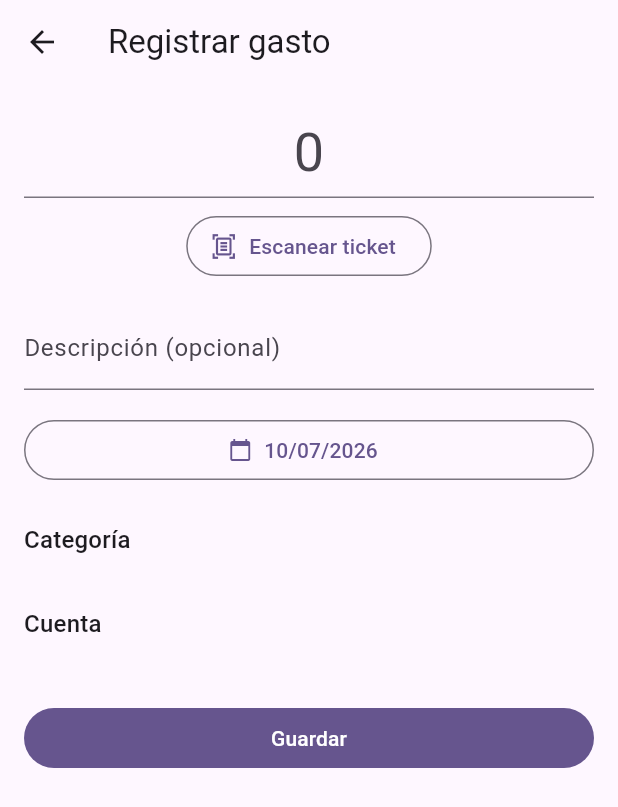
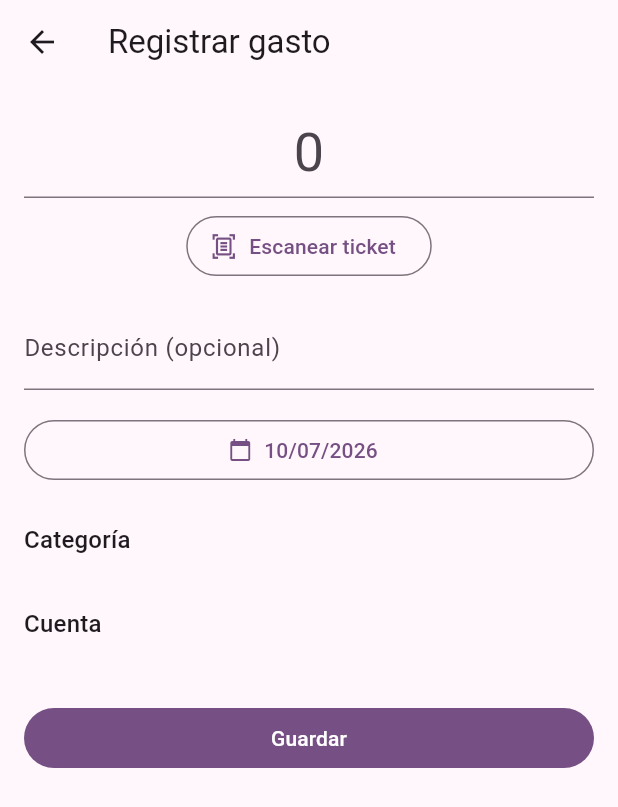
Before and after one commit to ROI2023/roibal, a Flutter app: the DashboardScreen screen opened directly, after a tap on the "close" icon, after a tap on the "add" icon, on a phone screen of 412 x 824 dp. Shown: the top 807 px of the screen. Run offline on Flutter 3.47's test engine with Material 3 defaults, Android fonts, the phone set to English and light mode, and no system bars; our stand-ins replace fl_chart, flutter_dotenv, flutter_riverpod, flutter_svg, go_router, image_picker and 5 more; missing offline and left inert: dart:html, google_mlkit_text_recognition; accounts and stored records are empty; network calls fail; project files that could hold a hidden picture were left out.

Commit message:
feat: update app theme colors, replace logo with SVG, and modify web assets
- Changed the seed color in AppTheme from violet to purpura.
- Replaced the logo image in AppLogoTitle with an SVG version for better scalability.
- Added support for date formatting in Spanish in main.dart.
- Updated pubspec.yaml to include flutter_svg dependency and added SVG logo asset.
- Introduced a new SVG logo file for web usage.
- Updated favicon and icon images in the web directory.
- Modified index.html to use the new SVG logo as the favicon.
- Changed background and theme colors in manifest.json to match the new branding.

```diff
--- a/roibal_app/lib/core/theme/app_theme.dart
+++ b/roibal_app/lib/core/theme/app_theme.dart
@@ -1,12 +1,13 @@
 import 'package:flutter/material.dart';
 
-const _violetSeed = Color(0xFF6A4FA8);
+//--- const _violetSeed = Color(0xFF6A4FA8);
+const _purpuraSeed = Color(0xFF7B1FA2);
 
 class AppTheme {
   static ThemeData get light => ThemeData(
         useMaterial3: true,
         colorScheme: ColorScheme.fromSeed(
-          seedColor: _violetSeed,
+          seedColor: _purpuraSeed,
           brightness: Brightness.light,
         ),
         floatingActionButtonTheme: const FloatingActionButtonThemeData(
@@ -17,7 +18,7 @@ class AppTheme {
   static ThemeData get dark => ThemeData(
         useMaterial3: true,
         colorScheme: ColorScheme.fromSeed(
-          seedColor: _violetSeed,
+          seedColor: _purpuraSeed,
           brightness: Brightness.dark,
         ),
         floatingActionButtonTheme: const FloatingActionButtonThemeData(
--- a/roibal_app/lib/core/widgets/app_logo_title.dart
+++ b/roibal_app/lib/core/widgets/app_logo_title.dart
@@ -1,4 +1,5 @@
 import 'package:flutter/material.dart';
+import 'package:flutter_svg/flutter_svg.dart';
 
 /// Logo + "ROIBAL" wordmark on a single row, with the name vertically
 /// centered against the logo's full height.
@@ -15,7 +16,14 @@ class AppLogoTitle extends StatelessWidget {
       mainAxisSize: MainAxisSize.min,
       crossAxisAlignment: CrossAxisAlignment.center,
       children: [
-        Image.asset('assets/images/logo.png', height: logoSize, width: logoSize),
+        SvgPicture.asset(
+          'assets/images/logo.svg',
+          width: logoSize,
+          height: logoSize,
+          colorFilter: color != null
+              ? ColorFilter.mode(color!, BlendMode.srcIn)
+              : null,
+        ),
         const SizedBox(width: 12),
         Text(
           'ROIBAL',
--- a/roibal_app/lib/main.dart
+++ b/roibal_app/lib/main.dart
@@ -1,5 +1,6 @@
 import 'package:flutter/material.dart';
 import 'package:flutter_riverpod/flutter_riverpod.dart';
+import 'package:intl/date_symbol_data_local.dart';
 import 'package:shared_preferences/shared_preferences.dart';
 
 import 'core/config/supabase_config.dart';
@@ -10,6 +11,7 @@ import 'core/theme/theme_provider.dart';
 
 Future<void> main() async {
   WidgetsFlutterBinding.ensureInitialized();
+  await initializeDateFormatting('es', null);
   await SupabaseConfig.initialize();
   final prefs = await SharedPreferences.getInstance();
   final pendingToken = prefs.getString('pending_invite_token');
--- a/roibal_app/pubspec.yaml
+++ b/roibal_app/pubspec.yaml
@@ -49,6 +49,7 @@ dependencies:
   pdf: ^3.11.0
   printing: ^5.13.1
   share_plus: ^10.1.4
+  flutter_svg: ^2.0.0
 
 dev_dependencies:
   flutter_test:
@@ -77,6 +78,7 @@ flutter:
   assets:
     - .env
     - assets/images/logo.png
+    - assets/images/logo.svg
 
   # To add assets to your application, add an assets section, like this:
   # assets:
```
Also changed, not shown: roibal_app/assets/images/logo.svg (added), roibal_app/pubspec.lock, 8 other files.
